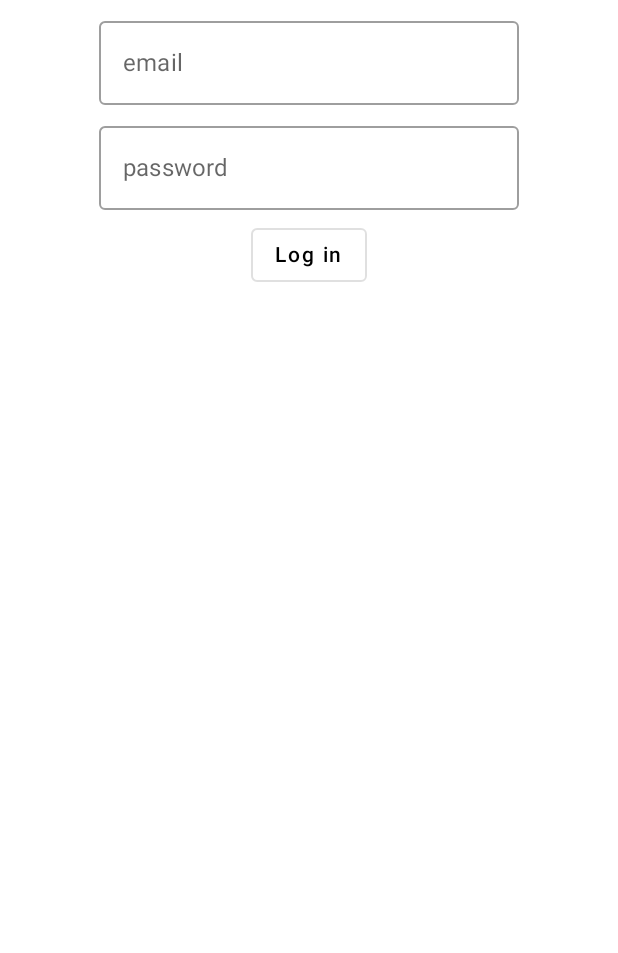
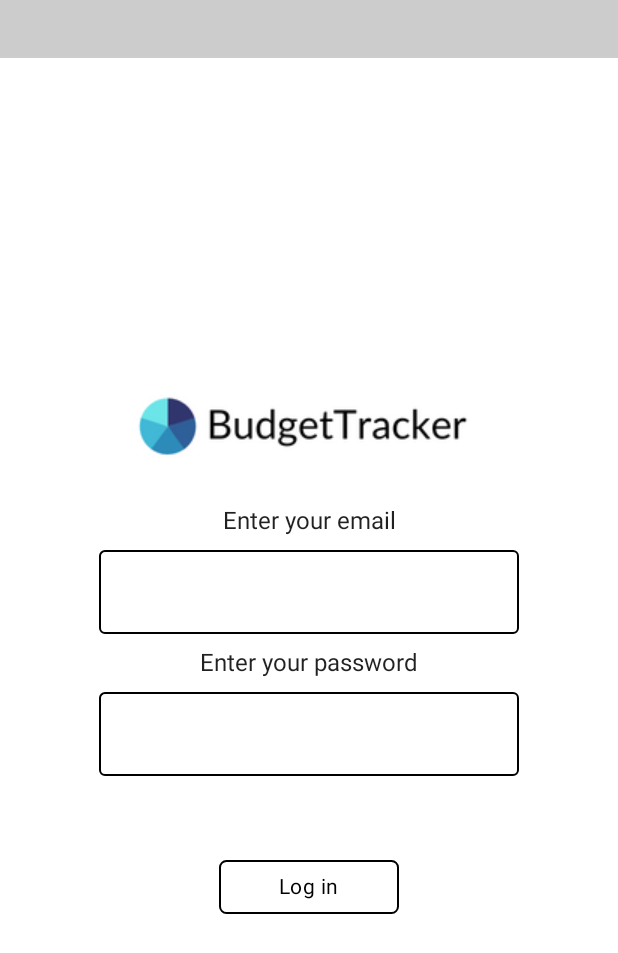
Before and after one commit to mobile-development-project-group-7/Mobile-Development-Project-Group-7, an Android app built with Jetpack Compose: the screen it shows after launch (MainActivity), on a phone screen of 412 x 824 dp. Shown: the top 953 px of the screen. Run offline under Robolectric (Android 15) with nearby library versions, the phone set to English and light mode, and no system bars; our stand-ins replace Firebase (no records; nobody signed in at launch, a user with empty details on screens opened directly).

Commit message:
navigation and registration are working properly

```diff
--- a/app/src/main/AndroidManifest.xml
+++ b/app/src/main/AndroidManifest.xml
@@ -11,7 +11,9 @@
         android:label="@string/app_name"
         android:roundIcon="@mipmap/ic_launcher_round"
         android:supportsRtl="true"
-        android:theme="@style/Theme.MDP7">
+        android:theme="@style/Theme.MDP7"
+
+        android:usesCleartextTraffic="true" >
         <activity
             android:name=".MainActivity"
             android:exported="true"
--- a/app/src/main/java/com/example/mdp7/LoginView.kt
+++ b/app/src/main/java/com/example/mdp7/LoginView.kt
@@ -3,10 +3,10 @@ package com.example.mdp7
 import android.content.ContentValues.TAG
 import android.util.Log
 import androidx.activity.ComponentActivity
-import androidx.compose.foundation.background
-import androidx.compose.foundation.border
-import androidx.compose.foundation.clickable
+import androidx.compose.foundation.*
 import androidx.compose.foundation.layout.*
+import androidx.compose.foundation.shape.RoundedCornerShape
+import androidx.compose.foundation.text.KeyboardOptions
 import androidx.compose.material.*
 import androidx.compose.runtime.*
 import androidx.compose.ui.Alignment
@@ -15,7 +15,9 @@ import androidx.compose.ui.graphics.Color
 import androidx.compose.ui.platform.LocalContext
 import androidx.compose.ui.res.painterResource
 import androidx.compose.ui.text.font.FontWeight
+import androidx.compose.ui.text.input.KeyboardType
 import androidx.compose.ui.text.input.PasswordVisualTransformation
+import androidx.compose.ui.text.input.TextFieldValue
 import androidx.compose.ui.unit.dp
 import androidx.compose.ui.unit.sp
 import androidx.lifecycle.ViewModel
@@ -30,22 +32,59 @@ import com.google.firebase.firestore.ktx.firestore
 import com.google.firebase.ktx.Firebase
 
 
+
+
 @Composable
 
-fun MainView(){
+fun MainView(navController: NavHostController){
+
+
     val userVM = viewModel<UserViewModel>()
 
     if (userVM.username.value.isEmpty()){
-        LoginView(userVM)
-    }else{
+            LoginView(userVM)
+
+        Text(text = "Register",
+            modifier = Modifier.clickable{navController.navigate(REGISTRATION_ROUTE)}
+        )
+        }else{
+            MainScaffoldView()
+
+        }
+}
+@Composable
+fun MainScaffoldView(){
+
+    val navController = rememberNavController()
+
+    Scaffold(
+        topBar = {
+            TopBarUsername()
+        },
+        content = {
+            Navigation(navController)
+        }
+    )
+}
+
+@Composable
+fun TopBarUsername(){
+    val userVM = viewModel<UserViewModel>()
+    Row(
+        modifier = Modifier
+            .fillMaxWidth()
+            .background(Color.LightGray)
+            .padding(10.dp),
+        horizontalArrangement = Arrangement.SpaceBetween,
+        verticalAlignment = Alignment.CenterVertically
+    ){
         Text(text = userVM.username.value)
+
     }
 }
-
-
-
 @Composable
 fun LoginView(userVM: UserViewModel) {
+
     var email by remember{
         mutableStateOf("")
     }
@@ -55,27 +94,66 @@ fun LoginView(userVM: UserViewModel) {
     }
     Column(
         modifier = Modifier
-            .fillMaxWidth()
-            .height(200.dp),
-        verticalArrangement = Arrangement.SpaceEvenly,
+            .fillMaxSize()
+            .padding(top = 10.dp),
+        verticalArrangement = Arrangement.Center,
         horizontalAlignment = Alignment.CenterHorizontally
     ) {
+        Image(
+            painter = painterResource(R.drawable.budgettracker),
+            contentDescription = "Logo",
+            modifier = Modifier
+                .width(250.dp)
+                .height(70.dp)
+                .padding(bottom = 20.dp)
+        )
+        Text (
+            modifier = Modifier.padding(bottom = 10.dp, top = 10.dp),
+            text = "Enter your email")
+
         OutlinedTextField(
             value = email,
             onValueChange = { email = it },
-            label = { Text(text = "email") })
+            colors = TextFieldDefaults.outlinedTextFieldColors(
+                focusedBorderColor = Color.Black,
+                unfocusedBorderColor = Color.Black))
+
+        Text (
+            modifier = Modifier.padding(bottom = 10.dp, top = 10.dp),
+            text = "Enter your password")
 
         OutlinedTextField(
+
             value = password,
             onValueChange = { password = it },
-            label = { Text(text = "password") },
-            visualTransformation = PasswordVisualTransformation()
+            visualTransformation = PasswordVisualTransformation(),
+
+            colors = TextFieldDefaults.outlinedTextFieldColors(
+                focusedBorderColor = Color.Black,
+                unfocusedBorderColor = Color.Black)
         )
+        OutlinedButton(
+            onClick = {userVM.loginUser(email, password)},
+            border = BorderStroke(1.dp, Color.Black),
+            shape = RoundedCornerShape(5.dp),
+            modifier = Modifier
+                .defaultMinSize(
+                    minWidth = 120.dp,
+                    minHeight = 35.dp
+                )
+                .padding(top = 50.dp)
 
-        OutlinedButton(onClick = { userVM.loginUser(email, password) }) {
-            Text(text = "Log in", color = Color.Black)
+
+        ) {
+            Text(
+                "Log in",
+                style = MaterialTheme.typography.body2,
+                color = Color.Black
+            )
         }
 
+    }
 
-    }
-}
+
+
+   }
--- a/app/src/main/java/com/example/mdp7/MainActivity.kt
+++ b/app/src/main/java/com/example/mdp7/MainActivity.kt
@@ -36,7 +36,7 @@ class MainActivity : ComponentActivity() {
         super.onCreate(savedInstanceState)
         setContent {
             MDP7Theme {
-                MainView()
+                MainScaffoldView()
             }
         }
     }
@@ -50,6 +50,6 @@ class MainActivity : ComponentActivity() {
 @Composable
 fun DefaultPreview() {
     MDP7Theme {
-        MainView()
+        MainScaffoldView()
     }
 }
--- /dev/null
+++ b/app/src/main/java/com/example/mdp7/Navigation.kt
@@ -0,0 +1,32 @@
+package com.example.mdp7
+
+import androidx.compose.runtime.Composable
+import androidx.lifecycle.viewmodel.compose.viewModel
+import androidx.navigation.NavHostController
+import androidx.navigation.compose.NavHost
+import androidx.navigation.compose.composable
+
+
+const val LOGIN_ROUTE = "login"
+const val REGISTRATION_ROUTE = "registration"
+const val CALENDAR_ROUTE = "calendar"
+const val SETTINGS_ROUTE = "settings"
+const val HOME_ROUTE = "home"
+const val STATISTICS_ROUTE = "statistics"
+
+@Composable
+fun Navigation(navController: NavHostController){
+    val userVM = viewModel<UserViewModel>()
+
+
+    NavHost(navController = navController, startDestination = LOGIN_ROUTE) {
+        composable(route = LOGIN_ROUTE) { LoginView(userVM) }
+        composable(route = REGISTRATION_ROUTE) { RegistrationApp() }
+        composable(route = HOME_ROUTE) { }
+        composable(route = STATISTICS_ROUTE) { }
+        composable(route = CALENDAR_ROUTE) { }
+        composable(route = SETTINGS_ROUTE) { }
+
+
+    }
+}
```
Also changed, not shown: app/src/main/java/com/example/mdp7/Registration.kt (+26 -33 lines).
